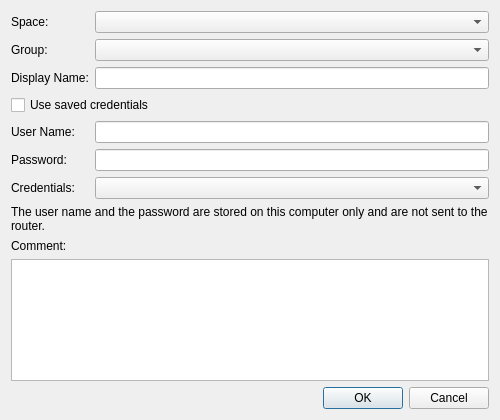
First picture: the form in source/client/desktop/management/router_host_dialog.ui, repository dchapyshev/aspia, before the edit.
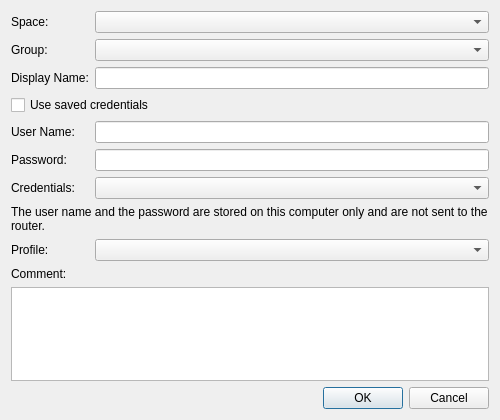
Second picture: the form after the edit. Custom widgets are drawn as their Qt base class.

Commit message: Profiles implementation.

```diff
--- a/source/client/desktop/management/router_host_dialog.ui
+++ b/source/client/desktop/management/router_host_dialog.ui
@@ -108,6 +108,20 @@
        </property>
       </widget>
      </item>
+     <item row="8" column="0">
+      <widget class="QLabel" name="label_profile">
+       <property name="text">
+        <string>Profile:</string>
+       </property>
+      </widget>
+     </item>
+     <item row="8" column="1">
+      <widget class="QComboBox" name="combo_profile">
+       <property name="sizeAdjustPolicy">
+        <enum>QComboBox::SizeAdjustPolicy::AdjustToContents</enum>
+       </property>
+      </widget>
+     </item>
     </layout>
    </item>
    <item>
```
The commit also changes 50 other files.
